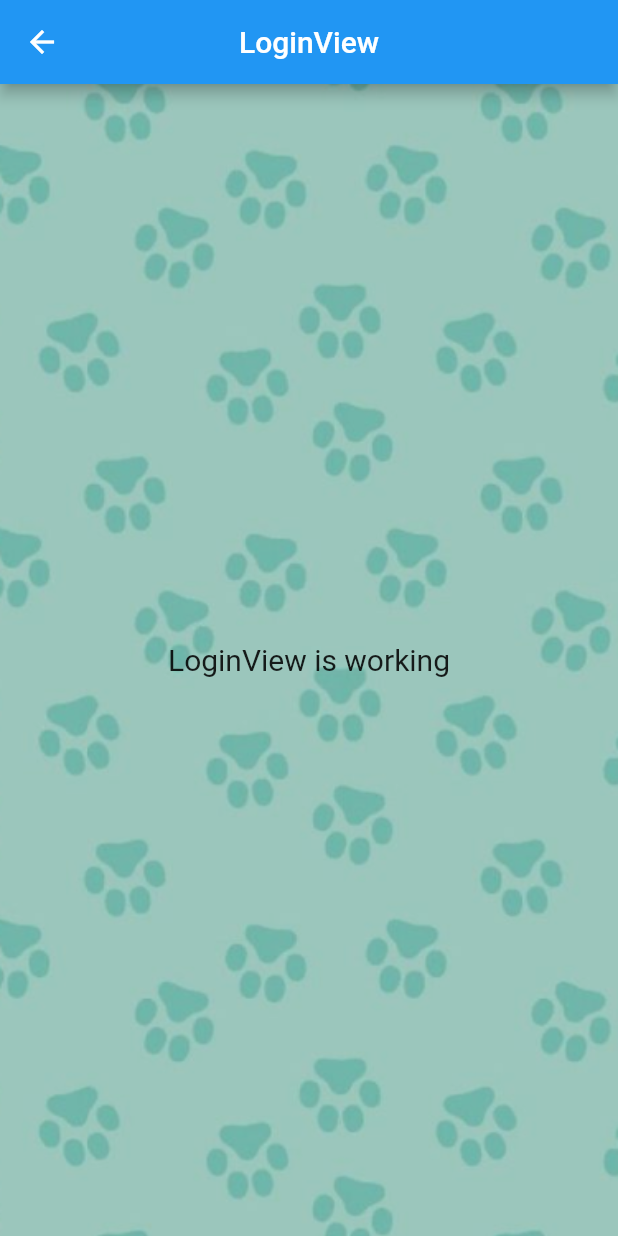
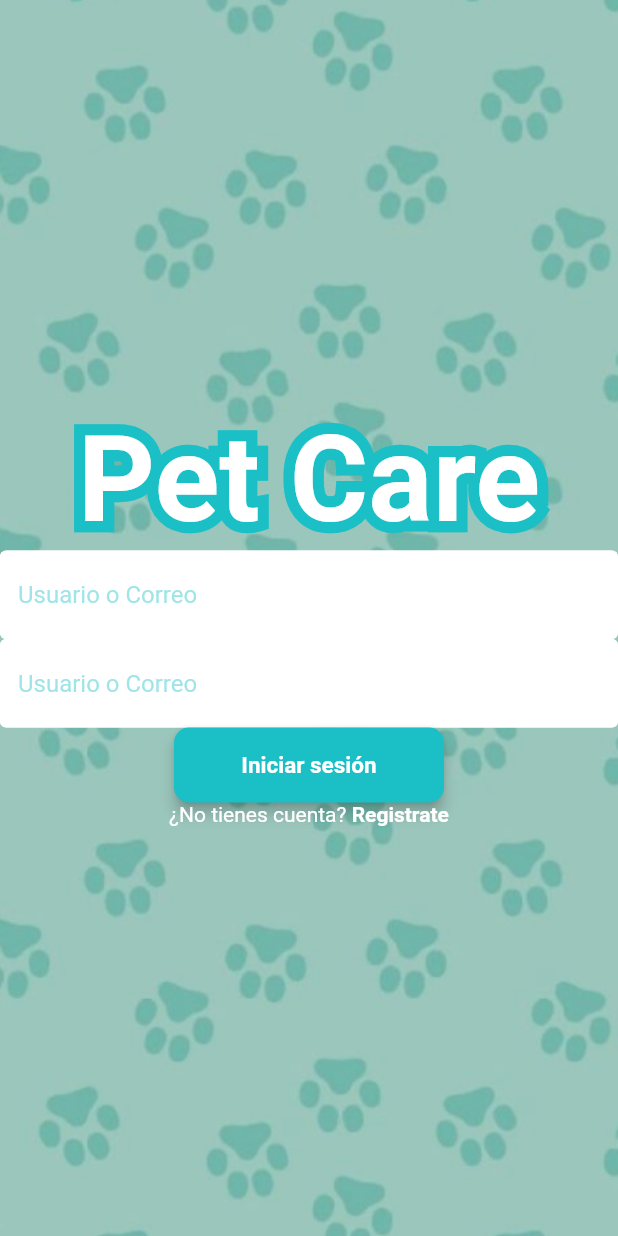
Before and after one commit to caloja1014/pet_care, a Flutter app: the LoginView screen opened by its route, on a phone screen of 412 x 824 dp. Run offline on Flutter 3.47's test engine with Material 2 defaults, Android fonts, the phone set to English and light mode, and no system bars; our stand-ins replace get, google_fonts.

Commit message:
theme and login

```diff
--- a/lib/app/modules/login/views/login.view.dart
+++ b/lib/app/modules/login/views/login.view.dart
@@ -3,22 +3,90 @@ import 'package:flutter/material.dart';
 import 'package:get/get.dart';
 
 import '../controllers/login.controller.dart';
+import 'package:google_fonts/google_fonts.dart';
 
 class LoginView extends GetView<LoginController> {
-  const LoginView({Key? key}) : super(key: key);
+  LoginView({Key? key}) : super(key: key);
+  final _formKey = GlobalKey<FormState>();
   @override
   Widget build(BuildContext context) {
     return Scaffold(
-      appBar: AppBar(
-        title: const Text('LoginView'),
-        centerTitle: true,
-      ),
-      body: Center(
-        child: Text(
-          'LoginView is working',
-          style: TextStyle(fontSize: 20),
+      body: SizedBox(
+        width: double.infinity,
+        height: double.infinity,
+        child: Column(
+          mainAxisAlignment: MainAxisAlignment.center,
+          crossAxisAlignment: CrossAxisAlignment.center,
+          children: [
+            logoText(),
+            Form(
+              key: _formKey,
+              child: Column(
+                children: [
+                  TextFormField(
+                    decoration: InputDecoration(
+                      hintText: 'Usuario o Correo',
+                    ),
+                  ),
+                  TextFormField(
+                    decoration: InputDecoration(
+                      hintText: 'Usuario o Correo',
+                    ),
+                  )
+                ],
+              ),
+            ),
+            ElevatedButton(
+              onPressed: () {},
+              child: const Text(
+                'Iniciar sesión',
+              ),
+            ),
+            RichText(
+              text: const TextSpan(
+                style: TextStyle(
+                  color: Colors.white,
+                ),
+                text: '¿No tienes cuenta? ',
+                children: [
+                  TextSpan(
+                    text: 'Registrate',
+                    style: TextStyle(
+                      fontWeight: FontWeight.bold,
+                    ),
+                  ),
+                ],
+              ),
+            )
+          ],
         ),
       ),
     );
   }
+
+  Widget logoText() {
+    return Stack(
+      children: [
+        Text(
+          'Pet Care',
+          style: GoogleFonts.balooPaaji2(
+            fontSize: 80,
+            fontWeight: FontWeight.w700,
+            foreground: Paint()
+              ..style = PaintingStyle.stroke
+              ..strokeWidth = 15
+              ..color = const Color.fromRGBO(26, 192, 198, 1),
+          ),
+        ),
+        Text(
+          'Pet Care',
+          style: GoogleFonts.balooPaaji2(
+            fontSize: 80,
+            color: Colors.white,
+            fontWeight: FontWeight.w700,
+          ),
+        )
+      ],
+    );
+  }
 }
--- a/lib/app/routes/app_pages.dart
+++ b/lib/app/routes/app_pages.dart
@@ -12,7 +12,7 @@ part 'app_routes.dart';
 class AppPages {
   AppPages._();
 
-  static const INITIAL = Routes.HOME;
+  static const INITIAL = Routes.LOGIN;
 
   static final routes = [
     GetPage(
@@ -27,7 +27,7 @@ class AppPages {
     ),
     GetPage(
       name: _Paths.LOGIN,
-      page: () => const LoginView(),
+      page: () =>  LoginView(),
       binding: LoginBinding(),
     ),
   ];
--- a/pubspec.yaml
+++ b/pubspec.yaml
@@ -35,6 +35,7 @@ dependencies:
   # Use with the CupertinoIcons class for iOS style icons.
   cupertino_icons: ^1.0.2
   get: ^4.6.5
+  google_fonts: ^3.0.1
 get_cli:
   separator: "."
 
```
Also changed, not shown: lib/main.dart (+33 -0 lines), pubspec.lock, 1 other file.
